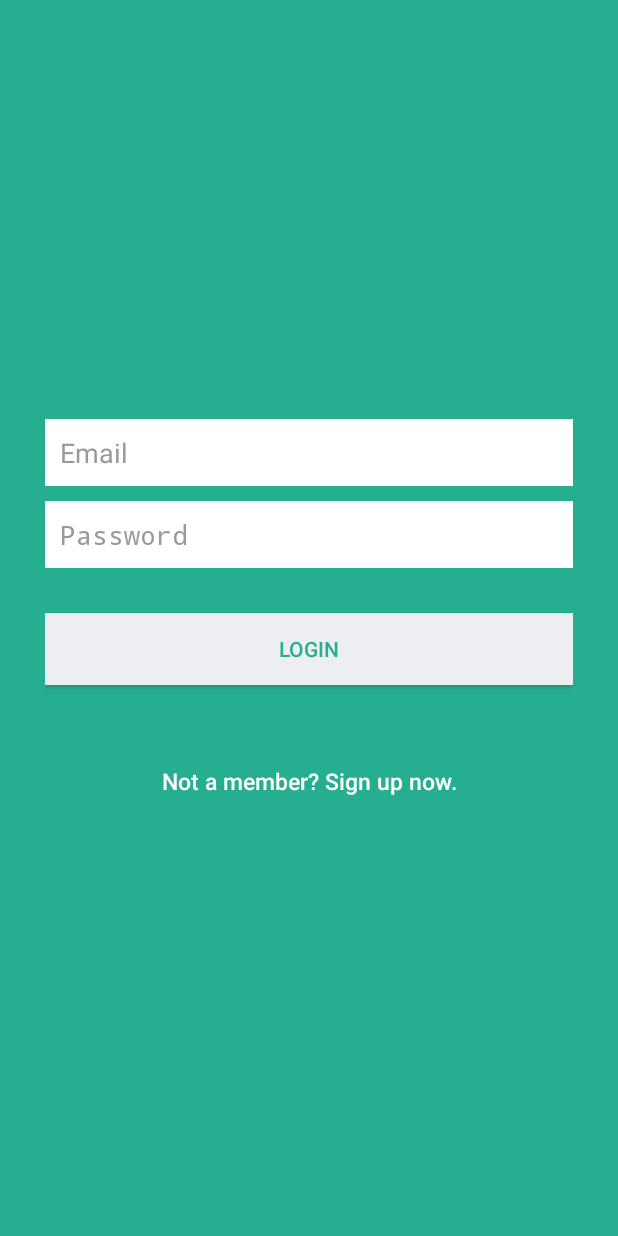
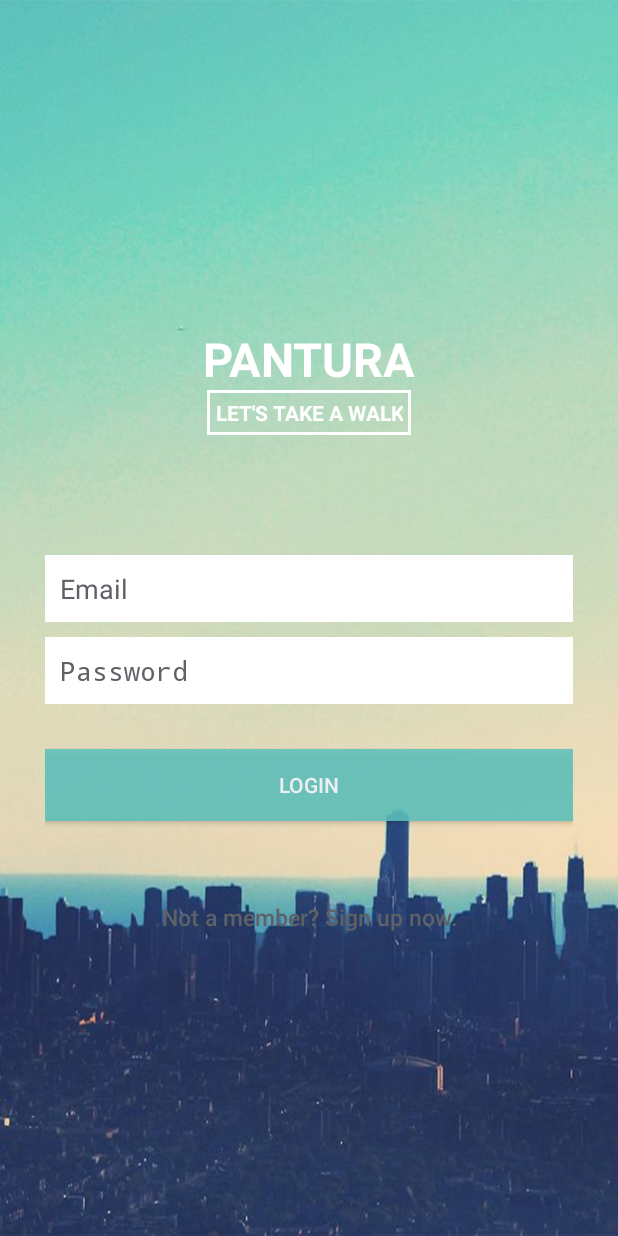
Before and after one commit to axolothl/AppUts, an Android app: the screen it shows after launch (LoginActivity), on a phone screen of 412 x 824 dp. Run offline under Robolectric (Android 15) with nearby library versions, the phone set to English and light mode, and no system bars; our stand-ins replace Volley.

Commit message:
collaborate layout design

```diff
--- a/app/src/main/java/com/example/setditjenp2mkt/apputs/MainActivity.java
+++ b/app/src/main/java/com/example/setditjenp2mkt/apputs/MainActivity.java
@@ -53,7 +53,6 @@ public class MainActivity extends AppCompatActivity {
         super.onCreate(savedInstanceState);
         setContentView(R.layout.activity_main);
 
-        header = (ImageView)findViewById(R.id.imageView7);
         list = (ListView)findViewById(R.id.list);
         DaftarKota = new ArrayList<>();
         if (cekStatus(this)){
--- /dev/null
+++ b/app/src/main/res/drawable-ldpi/border.xml
@@ -0,0 +1,14 @@
+<?xml version="1.0" encoding="utf-8"?>
+<shape
+    xmlns:android="http://schemas.android.com/apk/res/android"
+    android:shape="rectangle">
+
+    <solid android:color="#00ffffff"
+        />
+
+    <stroke
+        android:width="2dp"
+        android:color="#ffffff"
+        />
+
+</shape>
--- a/app/src/main/res/layout/activity_login.xml
+++ b/app/src/main/res/layout/activity_login.xml
@@ -1,11 +1,35 @@
 <?xml version="1.0" encoding="utf-8"?>
+<!-- Created by: Mikael -->
 <LinearLayout xmlns:android="http://schemas.android.com/apk/res/android"
+    xmlns:tools="http://schemas.android.com/tools"
     android:layout_width="fill_parent"
     android:layout_height="fill_parent"
-    android:background="@color/bg_login"
-    android:gravity="center"
+    android:background="@drawable/bgac"
     android:orientation="vertical"
-    android:padding="10dp" >
+    android:padding="10dp"
+    android:gravity="center">
+
+    <TextView
+        android:layout_width="match_parent"
+        android:layout_height="wrap_content"
+        android:text="PANTURA"
+        android:textAlignment="center"
+        android:textStyle="bold"
+        android:textColor="#ffffff"
+        android:textSize="31sp"
+        android:layout_marginTop="30dp"
+        android:padding="0dp" />
+
+    <TextView
+        android:layout_width="wrap_content"
+        android:layout_height="wrap_content"
+        android:text="LET'S TAKE A WALK"
+        android:textAlignment="center"
+        android:textStyle="bold"
+        android:background="@drawable/border"
+        android:textColor="#ffffff"
+        android:textSize="14sp"
+        android:padding="5dp" />
 
     <LinearLayout
         android:layout_width="fill_parent"
@@ -13,20 +37,23 @@
         android:layout_gravity="center"
         android:orientation="vertical"
         android:paddingLeft="20dp"
-        android:paddingRight="20dp" >
+        android:paddingRight="20dp"
+        android:layout_marginTop="80dp">
+
+
 
         <EditText
             android:id="@+id/email"
-            android:layout_width="fill_parent"
+            android:layout_width="match_parent"
             android:layout_height="wrap_content"
-            android:layout_marginBottom="10dp"
             android:background="@color/white"
             android:hint="@string/hint_email"
             android:inputType="textEmailAddress"
             android:padding="10dp"
             android:singleLine="true"
             android:textColor="@color/input_login"
-            android:textColorHint="@color/input_login_hint" />
+            android:textColorHint="@color/input_register_hint"
+            android:layout_marginBottom="10dp" />
 
         <EditText
             android:id="@+id/password"
@@ -39,7 +66,7 @@
             android:padding="10dp"
             android:singleLine="true"
             android:textColor="@color/input_login"
-            android:textColorHint="@color/input_login_hint" />
+            android:textColorHint="@color/input_register_hint" />
 
         <!-- Login Button -->
 
@@ -48,9 +75,9 @@
             android:layout_width="fill_parent"
             android:layout_height="wrap_content"
             android:layout_marginTop="20dip"
-            android:background="@color/btn_login_bg"
+            android:background="#dc5ec3bd"
             android:text="@string/btn_login"
-            android:textColor="@color/btn_login" />
+            android:textColor="@color/btn_login_bg" />
 
         <!-- Link to Login Screen -->
 
@@ -58,11 +85,11 @@
             android:id="@+id/btnLinkToRegisterScreen"
             android:layout_width="fill_parent"
             android:layout_height="wrap_content"
-            android:layout_marginTop="40dip"
+            android:layout_marginTop="40dp"
             android:background="@null"
             android:text="@string/btn_link_to_register"
             android:textAllCaps="false"
-            android:textColor="@color/white"
+            android:textColor="@color/input_register_hint"
             android:textSize="15dp" />
     </LinearLayout>
 
```
Also changed, not shown: app/src/main/res/layout/activity_main.xml (+40 -11 lines), app/src/main/res/layout/activity_register.xml (+33 -8 lines), app/src/main/res/drawable-ldpi/bgac.jpg (added).
